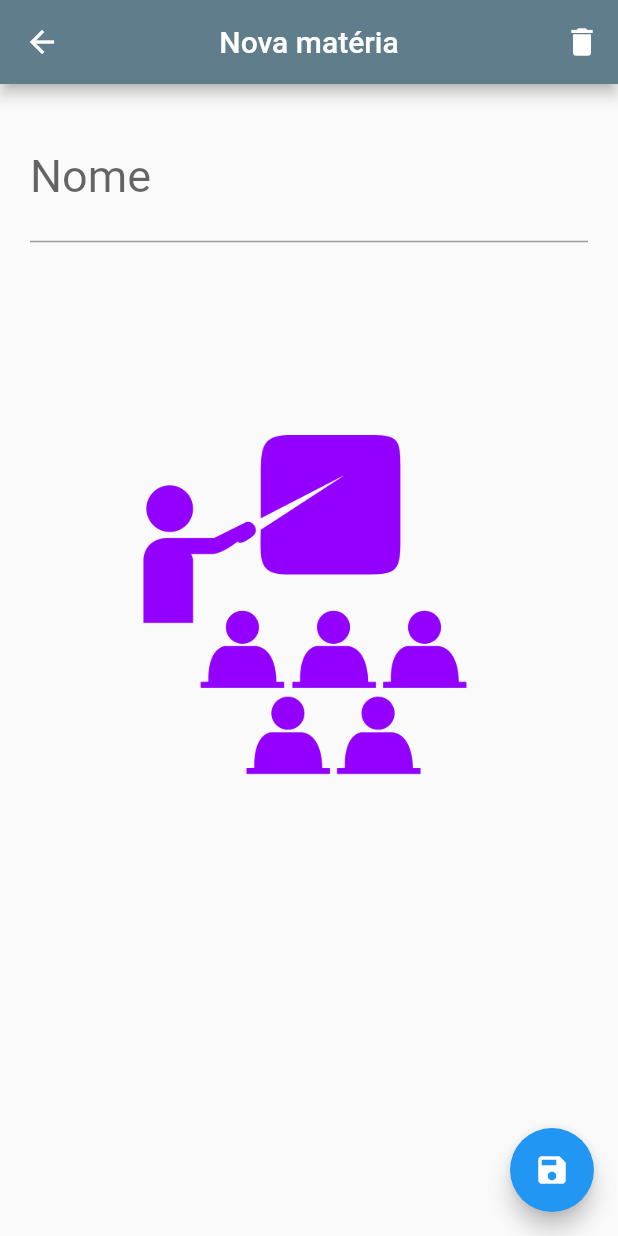
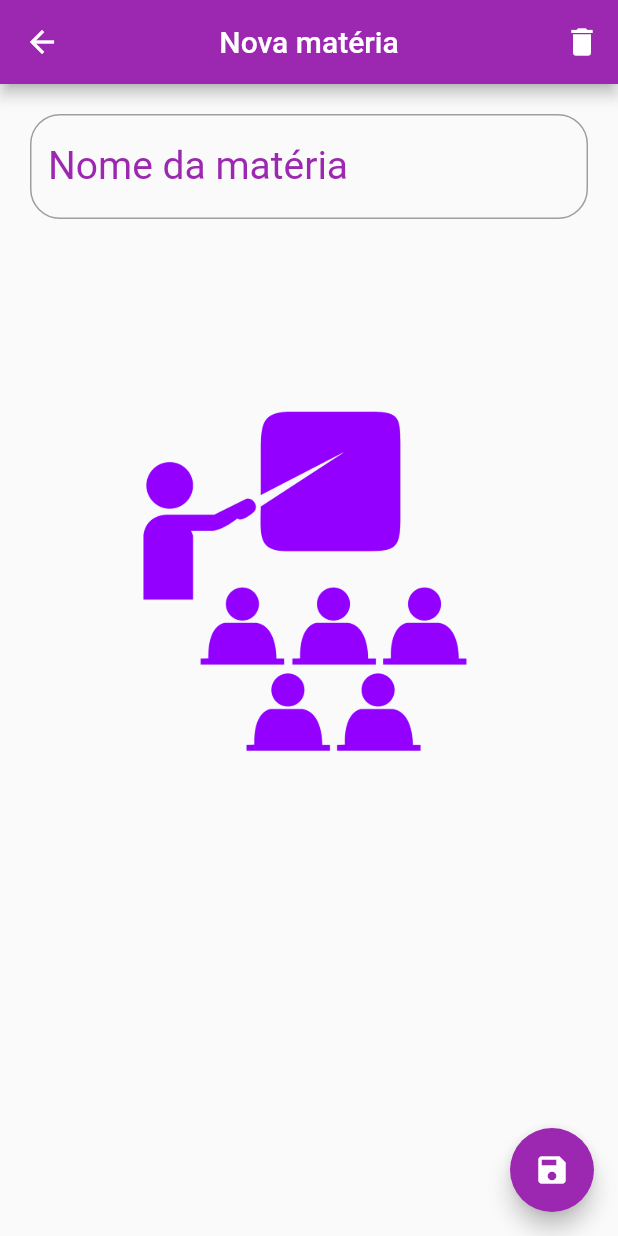
Before and after one commit to yagobmarques/whiteboard-organizer, a Flutter app: the screen it shows after launch, after a tap on the "add" icon, on a phone screen of 412 x 824 dp. Run offline on Flutter 3.47's test engine with Material 2 defaults, Android fonts, the phone set to English and light mode, and no system bars; our stand-ins replace carousel_slider, image_picker, photo_view, sqflite; accounts and stored records are empty; statements that could not run were skipped.

Commit message:
Reestilização das páginas de Matéria e Quadro

```diff
--- a/whiteboard_organizer_flutter/lib/screens/materia_config_screen.dart
+++ b/whiteboard_organizer_flutter/lib/screens/materia_config_screen.dart
@@ -43,12 +43,12 @@ class _MateriaScreenState extends State<MateriaConfigScreen> {
               content: Text("Os dados serão perdidos."),
               actions: <Widget>[
                 FlatButton(
-                    child: Text("cancelar"),
+                    child: Text("Cancelar"),
                     onPressed: () {
                       Navigator.pop(context);
                     }),
                 FlatButton(
-                  child: Text("sim"),
+                  child: Text("Sim"),
                   onPressed: () {
                     //desempilha 2x
                     Navigator.pop(context);
@@ -70,6 +70,7 @@ class _MateriaScreenState extends State<MateriaConfigScreen> {
       onWillPop: _requestPop,
       child: Scaffold(
         appBar: AppBar(
+            backgroundColor: Colors.purple,
             title: Text(_materiaEditada.name ?? "Nova matéria"),
             centerTitle: true,
             actions: [
@@ -92,7 +93,7 @@ class _MateriaScreenState extends State<MateriaConfigScreen> {
                   "Adicione uma imagem",
                   style: TextStyle(fontSize: 15),
                 ),
-                backgroundColor: Colors.red,
+                backgroundColor: Colors.purple,
                 duration: Duration(seconds: 2),
               ));
             } else if (_materiaEditada.name != null &&
@@ -103,17 +104,31 @@ class _MateriaScreenState extends State<MateriaConfigScreen> {
             }
           },
           child: Icon(Icons.save),
-          backgroundColor: Colors.blue,
+          backgroundColor: Colors.purple,
         ),
         body: SingleChildScrollView(
           padding: EdgeInsets.all(20),
           child: Column(
             children: <Widget>[
               TextField(
+                cursorColor: Colors.black,
                 controller: nomeController,
                 focusNode: _nomeFocus,
-                style: TextStyle(fontSize: 30),
-                decoration: InputDecoration(labelText: "Nome"),
+                style: TextStyle(fontSize: 26),
+                decoration: new InputDecoration(
+                  labelText: "Nome da matéria",
+                  labelStyle: TextStyle(color: Colors.purple),
+                  enabledBorder: const OutlineInputBorder(
+                    borderRadius: BorderRadius.all(Radius.circular(20.0)),
+                    borderSide: const BorderSide(
+                      color: Colors.grey,
+                    ),
+                  ),
+                  focusedBorder: OutlineInputBorder(
+                    borderRadius: BorderRadius.all(Radius.circular(50.0)),
+                    borderSide: BorderSide(color: Colors.purple),
+                  ),
+                ),
                 onChanged: (text) {
                   _usuarioEditou = true;
                   setState(() {
--- a/whiteboard_organizer_flutter/lib/screens/quadro_sceen.dart
+++ b/whiteboard_organizer_flutter/lib/screens/quadro_sceen.dart
@@ -65,7 +65,7 @@ class _QuadroScreenState extends State<QuadroScreen> {
         label: Text(widget.quadro.copiado == 1
             ? "Não passar a limpo"
             : "Passar a limpo"),
-        backgroundColor: Colors.blueGrey,
+        backgroundColor: Colors.purpleAccent,
       ),
       floatingActionButtonLocation: FloatingActionButtonLocation.centerFloat,
       body: SingleChildScrollView(
```
Also changed, not shown: whiteboard_organizer_flutter/lib/screens/materia_screen.dart (+23 -14 lines), whiteboard_organizer_flutter/lib/screens/quadro_config_screen.dart (+77 -23 lines).
